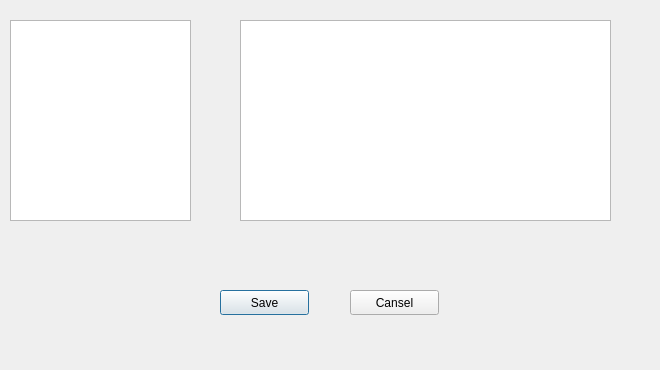
Old version of the form plugins/tools/umlChecker/umlCheckerSupport/umlCheckerTmplWindow.ui in the repository qreal/qreal.
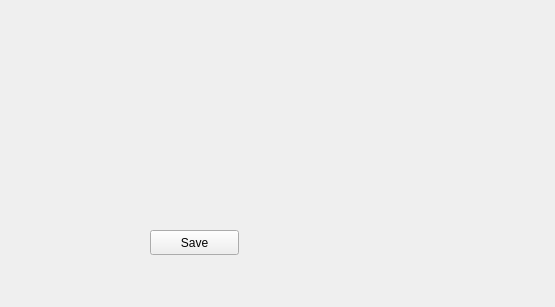
New version of the form.

Patch:
```diff
--- a/plugins/tools/umlChecker/umlCheckerSupport/umlCheckerTmplWindow.ui
+++ b/plugins/tools/umlChecker/umlCheckerSupport/umlCheckerTmplWindow.ui
@@ -1,53 +1,23 @@
 <?xml version="1.0" encoding="UTF-8"?>
 <ui version="4.0">
  <class>umlCheckerForm</class>
- <widget class="QDialog" name="umlCheckerForm">
+ <widget class="QWidget" name="umlCheckerForm">
   <property name="geometry">
    <rect>
     <x>0</x>
     <y>0</y>
-    <width>660</width>
-    <height>370</height>
+    <width>555</width>
+    <height>307</height>
    </rect>
   </property>
   <property name="windowTitle">
    <string>Dialog</string>
   </property>
-  <widget class="QWidget" name="verticalLayoutWidget">
-   <property name="geometry">
-    <rect>
-     <x>10</x>
-     <y>20</y>
-     <width>181</width>
-     <height>201</height>
-    </rect>
-   </property>
-   <layout class="QVBoxLayout" name="verticalLayout">
-    <item>
-     <widget class="QListView" name="listView"/>
-    </item>
-   </layout>
-  </widget>
-  <widget class="QWidget" name="horizontalLayoutWidget">
-   <property name="geometry">
-    <rect>
-     <x>240</x>
-     <y>20</y>
-     <width>371</width>
-     <height>201</height>
-    </rect>
-   </property>
-   <layout class="QHBoxLayout" name="horizontalLayout">
-    <item>
-     <widget class="QListView" name="listView_2"/>
-    </item>
-   </layout>
-  </widget>
   <widget class="QPushButton" name="saveButton">
    <property name="geometry">
     <rect>
-     <x>220</x>
-     <y>290</y>
+     <x>150</x>
+     <y>230</y>
      <width>89</width>
      <height>25</height>
     </rect>
@@ -56,19 +26,6 @@
     <string>Save</string>
    </property>
   </widget>
-  <widget class="QPushButton" name="canselButton">
-   <property name="geometry">
-    <rect>
-     <x>350</x>
-     <y>290</y>
-     <width>89</width>
-     <height>25</height>
-    </rect>
-   </property>
-   <property name="text">
-    <string>Cansel</string>
-   </property>
-  </widget>
  </widget>
  <resources/>
  <connections/>
```
Left out of the diff: 2 changed lines with no effect on the pictures.
